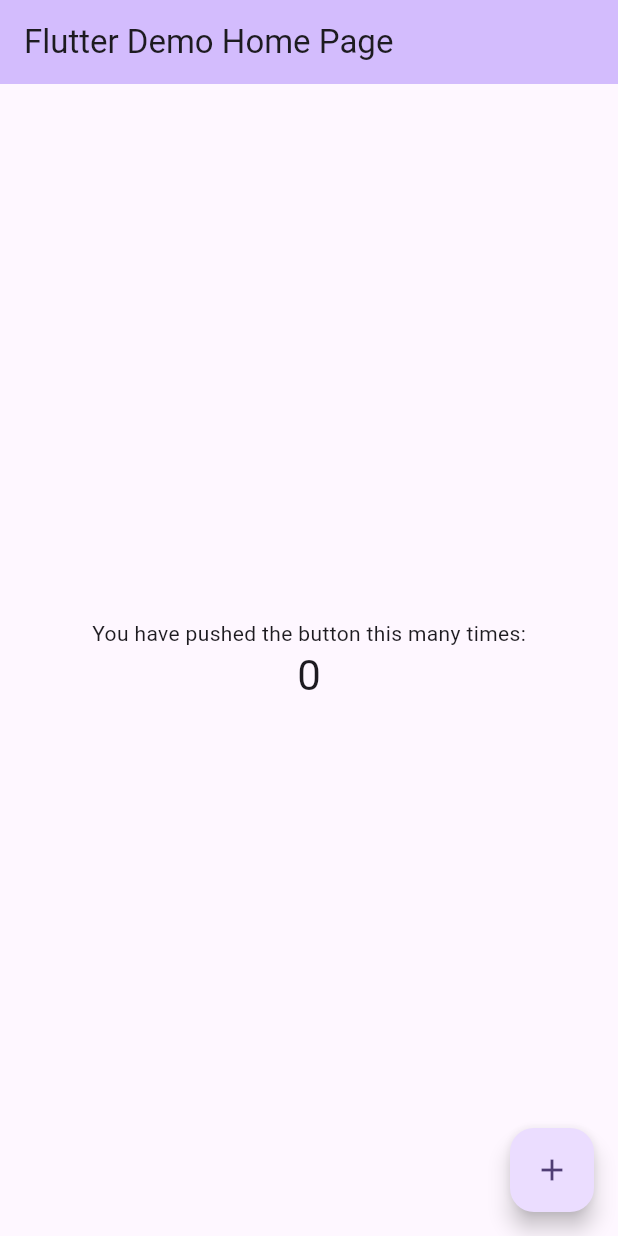
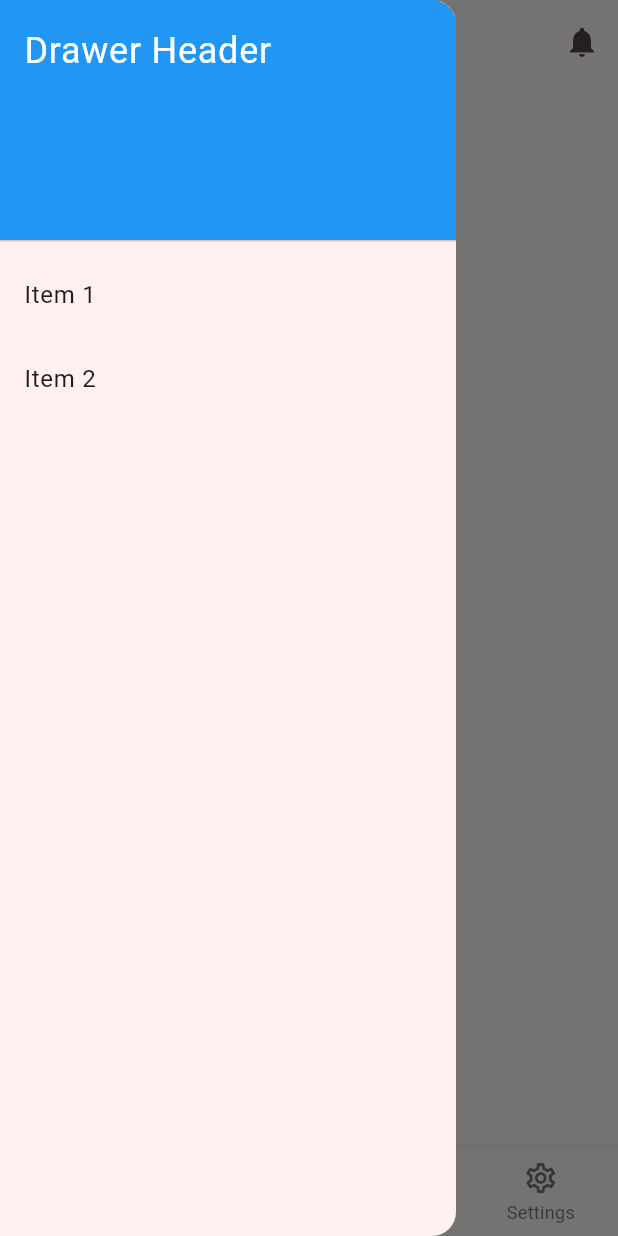
Before and after one commit to Guidotss/drive-mobile, a Flutter app: the screen it shows after launch, with the side drawer open (before the commit the screen has no drawer), on a phone screen of 412 x 824 dp. Run offline on Flutter 3.47's test engine with Material 3 defaults, Android fonts, the phone set to English and light mode, and no system bars; our stand-ins replace flutter_riverpod, go_router; Roboto replaces fonts that are missing (Nunito Sans).

Commit message:
feat: Add new screens, widgets, and theme configuration
The code changes include the addition of new screens, widgets, and theme configuration. This commit introduces the following changes:

- Added `home_screen.dart` to the `lib/presentation/screens` directory.
- Added `custom_bottom_navigation.dart`, `custom_app_bar.dart`, and `custom_drawer.dart` to the `lib/presentation/widgets` directory.
- Added `app_theme.dart` to the `lib/config/theme` directory.
- Added `ui_provider.dart` to the `lib/presentation/providers/ui` directory.
- Added `app_router.dart` to the `lib/config/router` directory.

These changes aim to enhance the application by providing a home screen, custom widgets for the app bar, bottom navigation, and drawer, as well as a custom app theme.

```diff
--- /dev/null
+++ b/lib/config/router/app_router.dart
@@ -0,0 +1,14 @@
+import 'package:expenses_manager/presentation/screens/screens.dart';
+import 'package:flutter/material.dart';
+import 'package:go_router/go_router.dart';
+
+final appRouter = GoRouter(
+  initialLocation: "/",
+  routes: [
+    GoRoute(
+      path: "/",
+      pageBuilder: (context, state) => const MaterialPage(child:HomeScreen())
+    )
+  ],
+
+);
--- /dev/null
+++ b/lib/config/theme/app_theme.dart
@@ -0,0 +1,9 @@
+import 'package:flutter/material.dart';
+
+class AppTheme {
+  ThemeData getTheme() => ThemeData(
+    useMaterial3: true,
+    colorSchemeSeed: const Color(0xFF000000),
+    fontFamily: "Nunito Sans",
+  );
+}
--- a/lib/main.dart
+++ b/lib/main.dart
@@ -1,68 +1,22 @@
+import 'package:expenses_manager/config/router/app_router.dart';
+import 'package:expenses_manager/config/theme/app_theme.dart';
 import 'package:flutter/material.dart';
+import 'package:flutter_riverpod/flutter_riverpod.dart';
 
-void main() {
-  runApp(const MyApp());
+Future<void> main() async {
+  runApp(
+    const ProviderScope(child: MyApp()),
+  );
 }
 
-class MyApp extends StatelessWidget {
+class MyApp extends ConsumerWidget {
   const MyApp({super.key});
   @override
-  Widget build(BuildContext context) {
-    return MaterialApp(
-      title: 'Flutter Demo',
-      theme: ThemeData(
-        colorScheme: ColorScheme.fromSeed(seedColor: Colors.deepPurple),
-        useMaterial3: true,
-      ),
-      home: const MyHomePage(title: 'Flutter Demo Home Page'),
+  Widget build(BuildContext context, WidgetRef ref) {
+    return MaterialApp.router(
+      routerConfig: appRouter,
+      theme: AppTheme().getTheme(),
+      debugShowCheckedModeBanner: false,
     );
   }
 }
-
-class MyHomePage extends StatefulWidget {
-  const MyHomePage({super.key, required this.title});
-
-  final String title;
-
-  @override
-  State<MyHomePage> createState() => _MyHomePageState();
-}
-
-class _MyHomePageState extends State<MyHomePage> {
-  int _counter = 0;
-
-  void _incrementCounter() {
-    setState(() {
-      _counter++;
-    });
-  }
-
-  @override
-  Widget build(BuildContext context) {
-    return Scaffold(
-      appBar: AppBar(
-        backgroundColor: Theme.of(context).colorScheme.inversePrimary,
-        title: Text(widget.title),
-      ),
-      body: Center(
-        child: Column(
-          mainAxisAlignment: MainAxisAlignment.center,
-          children: <Widget>[
-            const Text(
-              'You have pushed the button this many times:',
-            ),
-            Text(
-              '$_counter',
-              style: Theme.of(context).textTheme.headlineMedium,
-            ),
-          ],
-        ),
-      ),
-      floatingActionButton: FloatingActionButton(
-        onPressed: _incrementCounter,
-        tooltip: 'Increment',
-        child: const Icon(Icons.add),
-      ),
-    );
-  }
-}
--- /dev/null
+++ b/lib/presentation/providers/ui/ui_provider.dart
@@ -0,0 +1,6 @@
+import 'package:flutter/material.dart';
+import 'package:flutter_riverpod/flutter_riverpod.dart';
+
+final drawerKeyProvider = Provider<GlobalKey<ScaffoldState>>((ref) {
+  return GlobalKey<ScaffoldState>();
+});
--- /dev/null
+++ b/lib/presentation/screens/home_screen.dart
@@ -0,0 +1,33 @@
+import 'package:expenses_manager/presentation/providers/ui/ui_provider.dart';
+import 'package:expenses_manager/presentation/widgets/widgets.dart';
+import 'package:flutter/material.dart';
+import 'package:flutter_riverpod/flutter_riverpod.dart';
+
+class HomeScreen extends ConsumerWidget {
+  static const String routeName = "/home";
+  const HomeScreen({super.key});
+
+  @override
+  Widget build(BuildContext context, WidgetRef ref) {
+     final GlobalKey<ScaffoldState> scaffoldKey = ref.watch(drawerKeyProvider);
+
+    return Scaffold(
+        key: scaffoldKey,
+        appBar: const PreferredSize(
+          preferredSize: Size.fromHeight(60),
+          child: CustomAppBar(),
+        ),
+        drawer: const CustomDrawer(),
+
+        body: Center(
+          child: ElevatedButton(
+            onPressed: () {
+              // Navigate to the next screen
+            },
+            child: const Text("Go to the next screen"),
+          ),
+        ),
+        bottomNavigationBar: const CustomBottomNavigation()
+      );
+  }
+}
--- /dev/null
+++ b/lib/presentation/screens/screens.dart
@@ -0,0 +1 @@
+export 'home_screen.dart';
--- /dev/null
+++ b/lib/presentation/widgets/shared/custom_app_bar.dart
@@ -0,0 +1,37 @@
+import 'package:expenses_manager/presentation/providers/ui/ui_provider.dart';
+import 'package:flutter/material.dart';
+import 'package:flutter_riverpod/flutter_riverpod.dart';
+
+class CustomAppBar extends ConsumerWidget {
+  const CustomAppBar({super.key});
+
+  @override
+  Widget build(BuildContext context, WidgetRef ref) {
+    final scaffoldKey = ref.watch(drawerKeyProvider);
+    void openDrawer() {
+      WidgetsBinding.instance.addPostFrameCallback((_) {
+        scaffoldKey.currentState?.openDrawer();
+      });
+    }
+
+    return AppBar(
+      leading: IconButton(
+        icon: const Icon(Icons.menu),
+        onPressed: openDrawer,
+      ),
+      title: const Center(
+        child: Text("Dashboard",
+            style: TextStyle(
+                fontSize: 20, fontWeight: FontWeight.w500, letterSpacing: 0.2)),
+      ),
+      actions: [
+        IconButton(
+          icon: const Icon(Icons.notifications),
+          onPressed: () {
+            // Open the notifications
+          },
+        )
+      ],
+    );
+  }
+}
--- /dev/null
+++ b/lib/presentation/widgets/shared/custom_bottom_navigation.dart
@@ -0,0 +1,22 @@
+import 'package:flutter/material.dart';
+
+class CustomBottomNavigation extends StatelessWidget {
+  const CustomBottomNavigation({super.key});
+
+  @override
+  Widget build(BuildContext context) {
+    return BottomNavigationBar(
+        items: const [
+          BottomNavigationBarItem(
+              icon: Icon(Icons.widgets_outlined), label: "Home"),
+          BottomNavigationBarItem(
+              icon: Icon(Icons.list_alt_outlined), label: "Expenses"),
+          BottomNavigationBarItem(
+              icon: Icon(Icons.credit_card_outlined), label: "Incomes"),
+          BottomNavigationBarItem(
+              icon: Icon(Icons.settings_outlined), label: "Settings")
+        ],
+        type: BottomNavigationBarType.fixed,
+      );
+  }
+}
--- /dev/null
+++ b/lib/presentation/widgets/shared/custom_drawer.dart
@@ -0,0 +1,46 @@
+import 'package:flutter/material.dart';
+
+class CustomDrawer extends StatelessWidget {
+  const CustomDrawer({super.key});
+
+  @override
+  Widget build(BuildContext context) {
+    return Drawer(
+      child: ListView(
+        padding: EdgeInsets.zero,
+        children: <Widget>[
+          const DrawerHeader(
+            decoration: BoxDecoration(
+              color: Colors.blue,
+            ),
+            child: Text(
+              'Drawer Header',
+              style: TextStyle(
+                color: Colors.white,
+                fontSize: 24,
+              ),
+            ),
+          ),
+          ListTile(
+            title: const Text('Item 1'),
+            onTap: () {
+              // Update the state of the app
+              // ...
+              // Then close the drawer
+              Navigator.pop(context);
+            },
+          ),
+          ListTile(
+            title: const Text('Item 2'),
+            onTap: () {
+              // Update the state of the app
+              // ...
+              // Then close the drawer
+              Navigator.pop(context);
+            },
+          ),
+        ],
+      ),
+    );
+  }
+}
--- /dev/null
+++ b/lib/presentation/widgets/widgets.dart
@@ -0,0 +1,3 @@
+export 'shared/custom_bottom_navigation.dart';
+export 'shared/custom_app_bar.dart';
+export 'shared/custom_drawer.dart';
```
Also changed, not shown: pubspec.yaml (+4 -17 lines), pubspec.lock.
